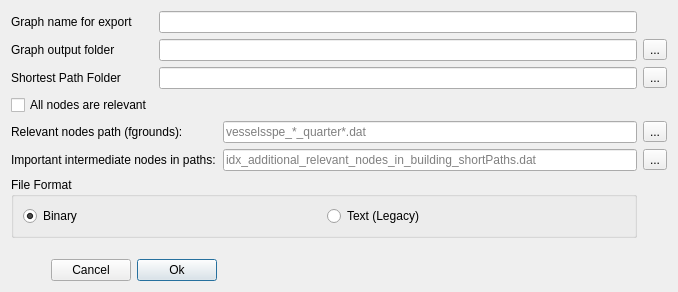
Above: qtgui/createshortestpathdialog.ui from frabas/DISPLACE_GUI before the change. Below: the same form after it.
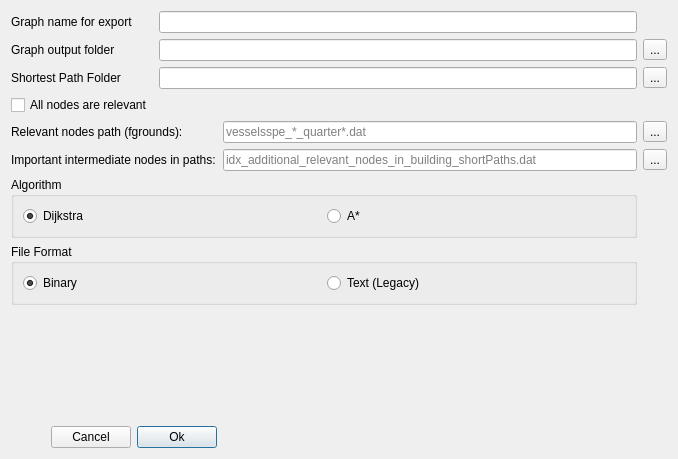
That is the form after the change.

Commit message: Gui can select the type of Shortest Path Algorithm (AStar,Dijkstra)

Diff of the .ui file:
```diff
--- a/qtgui/createshortestpathdialog.ui
+++ b/qtgui/createshortestpathdialog.ui
@@ -7,7 +7,7 @@
     <x>0</x>
     <y>0</y>
     <width>678</width>
-    <height>292</height>
+    <height>459</height>
    </rect>
   </property>
   <property name="windowTitle">
@@ -110,7 +110,7 @@
      </property>
     </widget>
    </item>
-   <item row="7" column="0">
+   <item row="9" column="0">
     <spacer name="verticalSpacer">
      <property name="orientation">
       <enum>Qt::Vertical</enum>
@@ -123,7 +123,7 @@
      </property>
     </spacer>
    </item>
-   <item row="8" column="0" colspan="2">
+   <item row="10" column="0" colspan="2">
     <layout class="QHBoxLayout" name="horizontalLayout">
      <item>
       <spacer name="horizontalSpacer">
@@ -157,7 +157,7 @@
      </item>
     </layout>
    </item>
-   <item row="6" column="0" colspan="3">
+   <item row="7" column="0" colspan="3">
     <widget class="QGroupBox" name="groupBox">
      <property name="title">
       <string>File Format</string>
@@ -183,6 +183,32 @@
      </layout>
     </widget>
    </item>
+   <item row="6" column="0" colspan="3">
+    <widget class="QGroupBox" name="groupBox_2">
+     <property name="title">
+      <string>Algorithm</string>
+     </property>
+     <layout class="QHBoxLayout" name="horizontalLayout_2">
+      <item>
+       <widget class="QRadioButton" name="selectDijkstraAlgorithm">
+        <property name="text">
+         <string>Dijkstra</string>
+        </property>
+        <property name="checked">
+         <bool>true</bool>
+        </property>
+       </widget>
+      </item>
+      <item>
+       <widget class="QRadioButton" name="selectAStarAlgorithm">
+        <property name="text">
+         <string>A*</string>
+        </property>
+       </widget>
+      </item>
+     </layout>
+    </widget>
+   </item>
   </layout>
  </widget>
  <resources/>
```
The commit also changes 11 other files.
